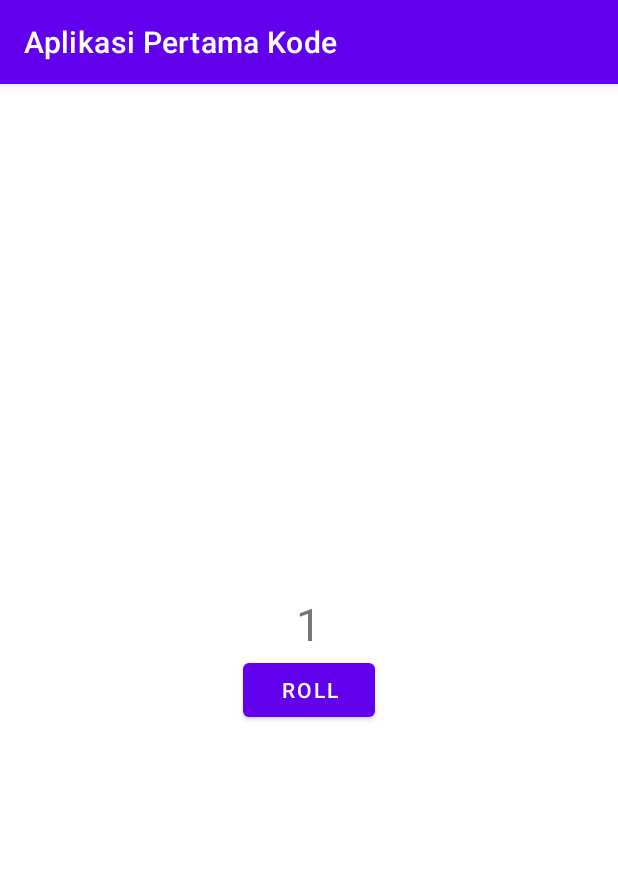
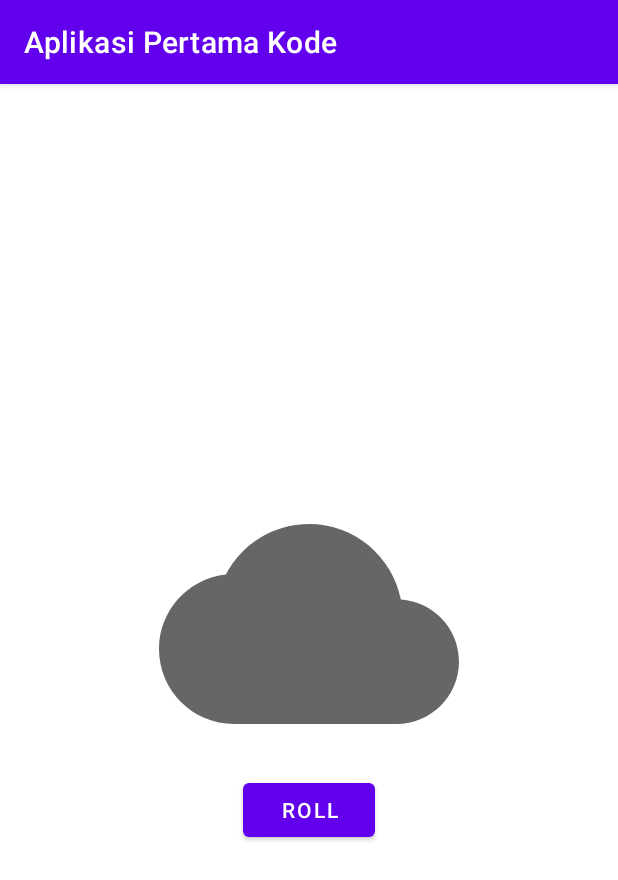
Before and after one commit to nuryadincjr/KotlinNative, an Android app: the screen it shows after launch (MainActivity), on a phone screen of 412 x 824 dp. Shown: the top 880 px of the screen. Run offline under Robolectric (Android 15) with nearby library versions, the phone set to English and light mode, and no system bars.

Commit message:
Bekerja dengan Gambar, implementasi resources image drawable

```diff
--- a/app/src/main/java/com/nuryadincjr/aplikasipertamakode/MainActivity.kt
+++ b/app/src/main/java/com/nuryadincjr/aplikasipertamakode/MainActivity.kt
@@ -3,6 +3,7 @@ package com.nuryadincjr.aplikasipertamakode
 import androidx.appcompat.app.AppCompatActivity
 import android.os.Bundle
 import android.widget.Button
+import android.widget.ImageView
 import android.widget.TextView
 import java.util.*
 
@@ -19,9 +20,17 @@ class MainActivity : AppCompatActivity() {
     }
 
     private fun rollDice() {
-        val resoultText: TextView = findViewById(R.id.tvNomber)
-        val randomInt = Random().nextInt(6) +1
+        val images: ImageView = findViewById(R.id.ivOwen)
+        val randomInt = Random().nextInt(4) +1
 
-        resoultText.text = randomInt.toString()
+        val drawableResorce = when(randomInt) {
+            1 -> R.drawable.ic_baseline_cloud_upload_24
+            2 -> R.drawable.ic_baseline_cloud_done_24
+            3 -> R.drawable.ic_baseline_cloud_off_24
+            4 -> R.drawable.ic_baseline_cloud_queue_24
+            else -> R.drawable.ic_baseline_cloud_24
+        }
+
+        images.setImageResource(drawableResorce)
     }
 }
--- /dev/null
+++ b/app/src/main/res/drawable/ic_baseline_cloud_24.xml
@@ -0,0 +1,10 @@
+<vector xmlns:android="http://schemas.android.com/apk/res/android"
+    android:width="24dp"
+    android:height="24dp"
+    android:viewportWidth="24"
+    android:viewportHeight="24"
+    android:tint="?attr/colorControlNormal">
+  <path
+      android:fillColor="@android:color/white"
+      android:pathData="M19.35,10.04C18.67,6.59 15.64,4 12,4 9.11,4 6.6,5.64 5.35,8.04 2.34,8.36 0,10.91 0,14c0,3.31 2.69,6 6,6h13c2.76,0 5,-2.24 5,-5 0,-2.64 -2.05,-4.78 -4.65,-4.96z"/>
+</vector>
--- /dev/null
+++ b/app/src/main/res/drawable/ic_baseline_cloud_done_24.xml
@@ -0,0 +1,10 @@
+<vector xmlns:android="http://schemas.android.com/apk/res/android"
+    android:width="24dp"
+    android:height="24dp"
+    android:viewportWidth="24"
+    android:viewportHeight="24"
+    android:tint="?attr/colorControlNormal">
+  <path
+      android:fillColor="@android:color/white"
+      android:pathData="M19.35,10.04C18.67,6.59 15.64,4 12,4 9.11,4 6.6,5.64 5.35,8.04 2.34,8.36 0,10.91 0,14c0,3.31 2.69,6 6,6h13c2.76,0 5,-2.24 5,-5 0,-2.64 -2.05,-4.78 -4.65,-4.96zM10,17l-3.5,-3.5 1.41,-1.41L10,14.17 15.18,9l1.41,1.41L10,17z"/>
+</vector>
--- /dev/null
+++ b/app/src/main/res/drawable/ic_baseline_cloud_off_24.xml
@@ -0,0 +1,10 @@
+<vector xmlns:android="http://schemas.android.com/apk/res/android"
+    android:width="24dp"
+    android:height="24dp"
+    android:viewportWidth="24"
+    android:viewportHeight="24"
+    android:tint="?attr/colorControlNormal">
+  <path
+      android:fillColor="@android:color/white"
+      android:pathData="M19.35,10.04C18.67,6.59 15.64,4 12,4c-1.48,0 -2.85,0.43 -4.01,1.17l1.46,1.46C10.21,6.23 11.08,6 12,6c3.04,0 5.5,2.46 5.5,5.5v0.5H19c1.66,0 3,1.34 3,3 0,1.13 -0.64,2.11 -1.56,2.62l1.45,1.45C23.16,18.16 24,16.68 24,15c0,-2.64 -2.05,-4.78 -4.65,-4.96zM3,5.27l2.75,2.74C2.56,8.15 0,10.77 0,14c0,3.31 2.69,6 6,6h11.73l2,2L21,20.73 4.27,4 3,5.27zM7.73,10l8,8H6c-2.21,0 -4,-1.79 -4,-4s1.79,-4 4,-4h1.73z"/>
+</vector>
--- /dev/null
+++ b/app/src/main/res/drawable/ic_baseline_cloud_queue_24.xml
@@ -0,0 +1,10 @@
+<vector xmlns:android="http://schemas.android.com/apk/res/android"
+    android:width="24dp"
+    android:height="24dp"
+    android:viewportWidth="24"
+    android:viewportHeight="24"
+    android:tint="?attr/colorControlNormal">
+  <path
+      android:fillColor="@android:color/white"
+      android:pathData="M19.35,10.04C18.67,6.59 15.64,4 12,4 9.11,4 6.6,5.64 5.35,8.04 2.34,8.36 0,10.91 0,14c0,3.31 2.69,6 6,6h13c2.76,0 5,-2.24 5,-5 0,-2.64 -2.05,-4.78 -4.65,-4.96zM19,18H6c-2.21,0 -4,-1.79 -4,-4s1.79,-4 4,-4h0.71C7.37,7.69 9.48,6 12,6c3.04,0 5.5,2.46 5.5,5.5v0.5H19c1.66,0 3,1.34 3,3s-1.34,3 -3,3z"/>
+</vector>
--- /dev/null
+++ b/app/src/main/res/drawable/ic_baseline_cloud_upload_24.xml
@@ -0,0 +1,10 @@
+<vector xmlns:android="http://schemas.android.com/apk/res/android"
+    android:width="24dp"
+    android:height="24dp"
+    android:viewportWidth="24"
+    android:viewportHeight="24"
+    android:tint="?attr/colorControlNormal">
+  <path
+      android:fillColor="@android:color/white"
+      android:pathData="M19.35,10.04C18.67,6.59 15.64,4 12,4 9.11,4 6.6,5.64 5.35,8.04 2.34,8.36 0,10.91 0,14c0,3.31 2.69,6 6,6h13c2.76,0 5,-2.24 5,-5 0,-2.64 -2.05,-4.78 -4.65,-4.96zM14,13v4h-4v-4H7l5,-5 5,5h-3z"/>
+</vector>
--- a/app/src/main/res/layout/activity_main.xml
+++ b/app/src/main/res/layout/activity_main.xml
@@ -8,13 +8,12 @@
     android:layout_gravity="center_vertical"
     tools:context=".MainActivity">
 
-    <TextView
-        android:id="@+id/tvNomber"
-        android:layout_width="wrap_content"
-        android:layout_height="wrap_content"
+    <ImageView
+        android:id="@+id/ivOwen"
+        android:layout_width="200dp"
+        android:layout_height="200dp"
         android:layout_gravity="center_horizontal"
-        android:text="@string/str_no"
-        android:textSize="30sp" />
+        android:src="@drawable/ic_baseline_cloud_24" />
 
     <Button
         android:id="@+id/btnRoll"
```
